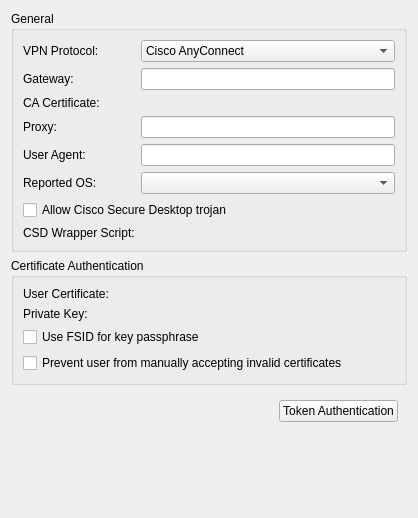
Qt form vpn/openconnect/openconnectprop.ui (KDE/plasma-nm) before a commit.
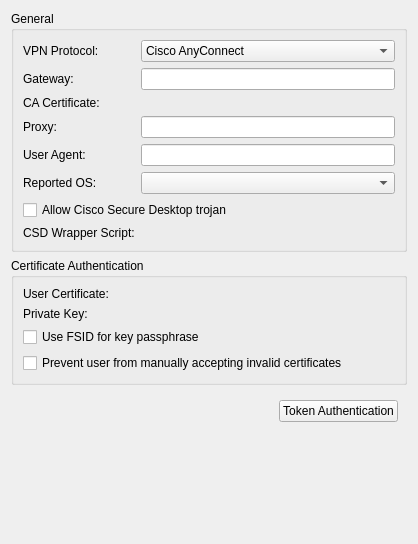
The same form after that commit. Custom widgets are drawn as their Qt base class.

```diff
--- a/vpn/openconnect/openconnectprop.ui
+++ b/vpn/openconnect/openconnectprop.ui
@@ -7,7 +7,7 @@
     <x>0</x>
     <y>0</y>
     <width>418</width>
-    <height>518</height>
+    <height>544</height>
    </rect>
   </property>
   <property name="sizePolicy">
@@ -33,7 +33,7 @@
        <number>6</number>
       </property>
       <item row="1" column="0">
-       <widget class="QLabel" name="label_4">
+       <widget class="QLabel" name="label_41">
         <property name="text">
          <string>Gateway:</string>
         </property>
```
Left out of the diff: 15 changed lines with no effect on the pictures.
